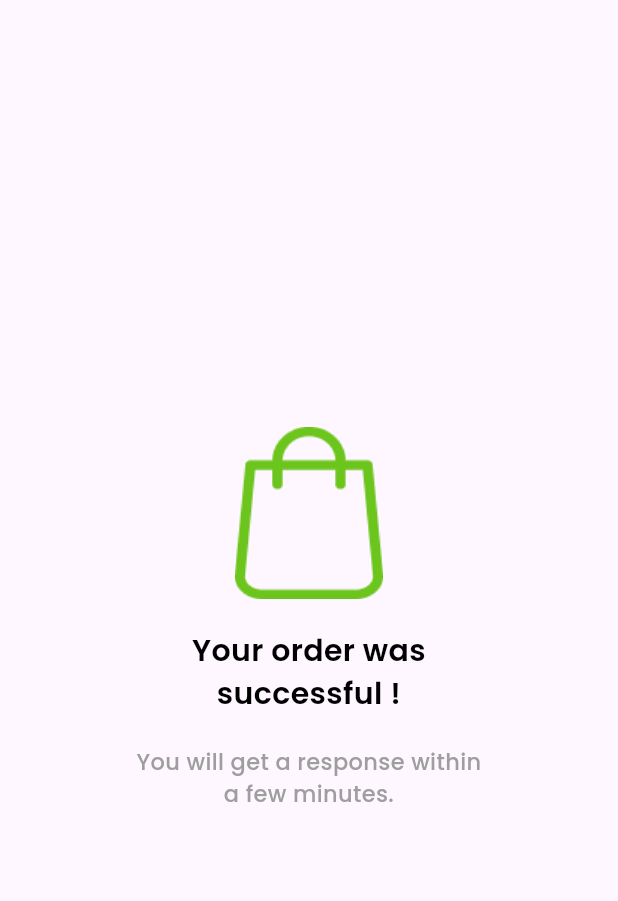
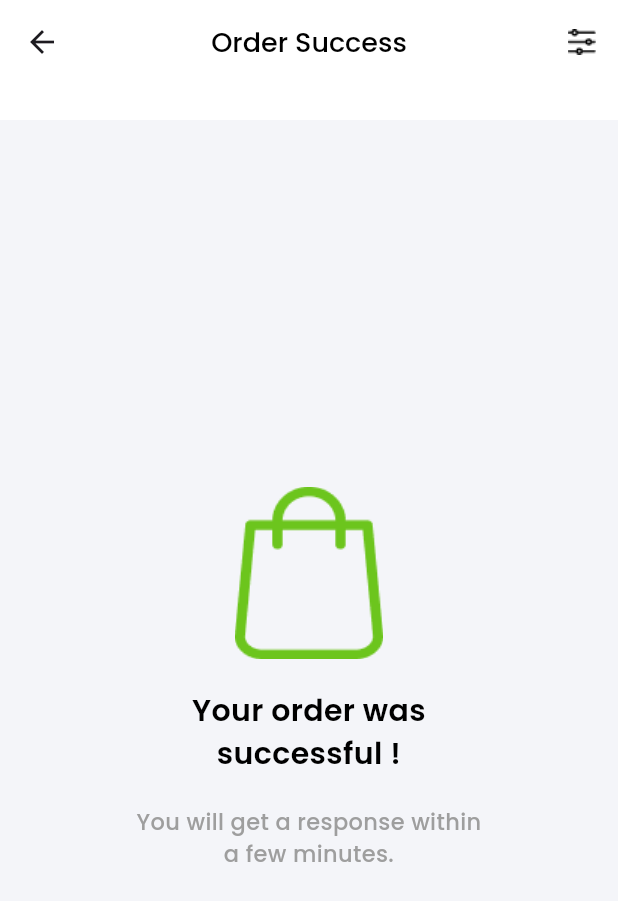
Before and after one commit to ArslanXXQazi/grocery_app, a Flutter app: the OrderSuccessView screen opened by its route, on a phone screen of 412 x 824 dp. Shown: the top 901 px of the screen. Run offline on Flutter 3.47's test engine with Material 3 defaults, Android fonts, the phone set to English and light mode, and no system bars; our stand-ins replace cloud_firestore, firebase_auth, firebase_core, flutter_animate, get, google_fonts and 3 more; missing offline and left inert: animated_rating_stars; accounts and stored records are empty.

Commit message:
Update order_success_view.dart

```diff
--- a/lib/src/views/nav_bar_views/cart_nav_view/order_success_view.dart
+++ b/lib/src/views/nav_bar_views/cart_nav_view/order_success_view.dart
@@ -7,6 +7,25 @@ class OrderSuccessView extends StatelessWidget {
   @override
   Widget build(BuildContext context) {
     return Scaffold(
+      backgroundColor: AppColors.greyColor,
+      appBar: PreferredSize(
+        preferredSize: const Size.fromHeight(80),
+        child: AppBar(
+          backgroundColor: Colors.white,
+          centerTitle: true,
+          title: BlackNormalText(
+            text: "Order Success",
+            fontWeight: FontWeight.w500,
+            fontSize: 18,
+          ),
+          actions: [
+            IconButton(
+              onPressed: () {},
+              icon: ImageIcon(AssetImage(AppImages.gear), color: Colors.black),
+            ),
+          ],
+        ),
+      ),
       body: Center(child: Column(
         mainAxisAlignment: MainAxisAlignment.center,
         children: [
```
